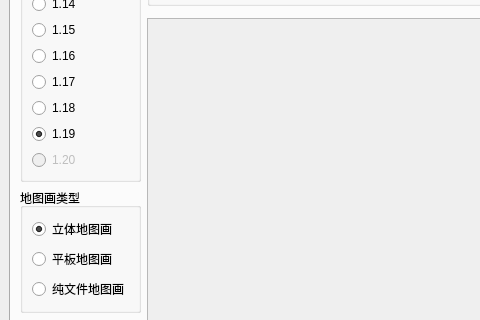
First picture: the form in SlopeCraft/SCWind.ui, repository SlopeCraft/SlopeCraft, before the edit; both pictures show x 0 to 480 and y 154 to 474 of the 920 by 865 pixel window.
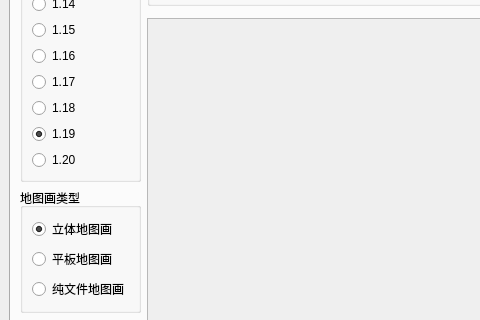
Second picture: the form after the edit. The open tabs and pages were chosen to show the change. Icons and pictures are not drawn. Custom widgets are drawn as their Qt base class.

Diff of the .ui file:
```diff
--- a/SlopeCraft/SCWind.ui
+++ b/SlopeCraft/SCWind.ui
@@ -143,7 +143,7 @@
              <item row="9" column="0">
               <widget class="QRadioButton" name="rb_ver20">
                <property name="enabled">
-                <bool>false</bool>
+                <bool>true</bool>
                </property>
                <property name="text">
                 <string notr="true">1.20</string>
```
Left out of the diff: 8 changed lines with no effect on the pictures.
